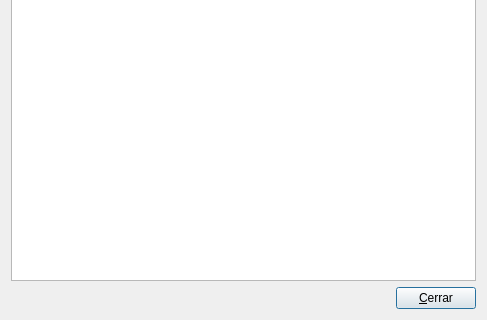
First picture: the form in gui/dlgestadisticas.ui, repository rogorido/qtpredicadores, before the edit; both pictures show x 0 to 487 and y 186 to 506 of the 487 by 506 pixel window.
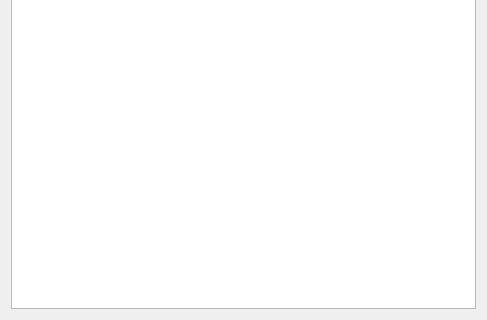
Second picture: the form after the edit.

```diff
--- a/gui/dlgestadisticas.ui
+++ b/gui/dlgestadisticas.ui
@@ -1,7 +1,7 @@
 <?xml version="1.0" encoding="UTF-8"?>
 <ui version="4.0">
  <class>dlgEstadisticas</class>
- <widget class="QDialog" name="dlgEstadisticas">
+ <widget class="QWidget" name="dlgEstadisticas">
   <property name="geometry">
    <rect>
     <x>0</x>
@@ -20,30 +20,6 @@
    <item>
     <widget class="QTableView" name="twEstadisticas"/>
    </item>
-   <item>
-    <layout class="QHBoxLayout" name="horizontalLayout">
-     <item>
-      <spacer name="horizontalSpacer">
-       <property name="orientation">
-        <enum>Qt::Horizontal</enum>
-       </property>
-       <property name="sizeHint" stdset="0">
-        <size>
-         <width>40</width>
-         <height>20</height>
-        </size>
-       </property>
-      </spacer>
-     </item>
-     <item>
-      <widget class="QPushButton" name="btCerrar">
-       <property name="text">
-        <string>&amp;Cerrar</string>
-       </property>
-      </widget>
-     </item>
-    </layout>
-   </item>
   </layout>
  </widget>
  <resources/>
```
